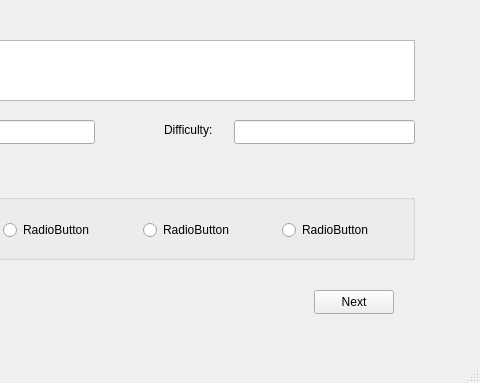
Above: mainwindow.ui from nimakkhezri/KOQ before the change; both pictures show x 206 to 686 and y 0 to 383 of the 686 by 383 pixel window. Below: the same form after it.
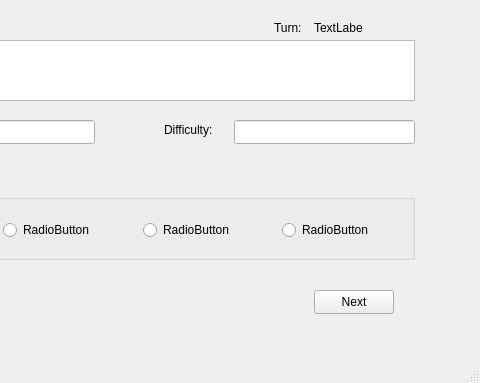
That is the form after the change. The open tabs and pages were chosen to show the change.

The edit to the form file:
```diff
--- a/mainwindow.ui
+++ b/mainwindow.ui
@@ -458,6 +458,32 @@
        <string>Next</string>
       </property>
      </widget>
+     <widget class="QLabel" name="label_4">
+      <property name="geometry">
+       <rect>
+        <x>480</x>
+        <y>50</y>
+        <width>31</width>
+        <height>16</height>
+       </rect>
+      </property>
+      <property name="text">
+       <string>Turn:</string>
+      </property>
+     </widget>
+     <widget class="QLabel" name="label_5">
+      <property name="geometry">
+       <rect>
+        <x>520</x>
+        <y>50</y>
+        <width>49</width>
+        <height>16</height>
+       </rect>
+      </property>
+      <property name="text">
+       <string>TextLabel</string>
+      </property>
+     </widget>
     </widget>
    </widget>
   </widget>
```
